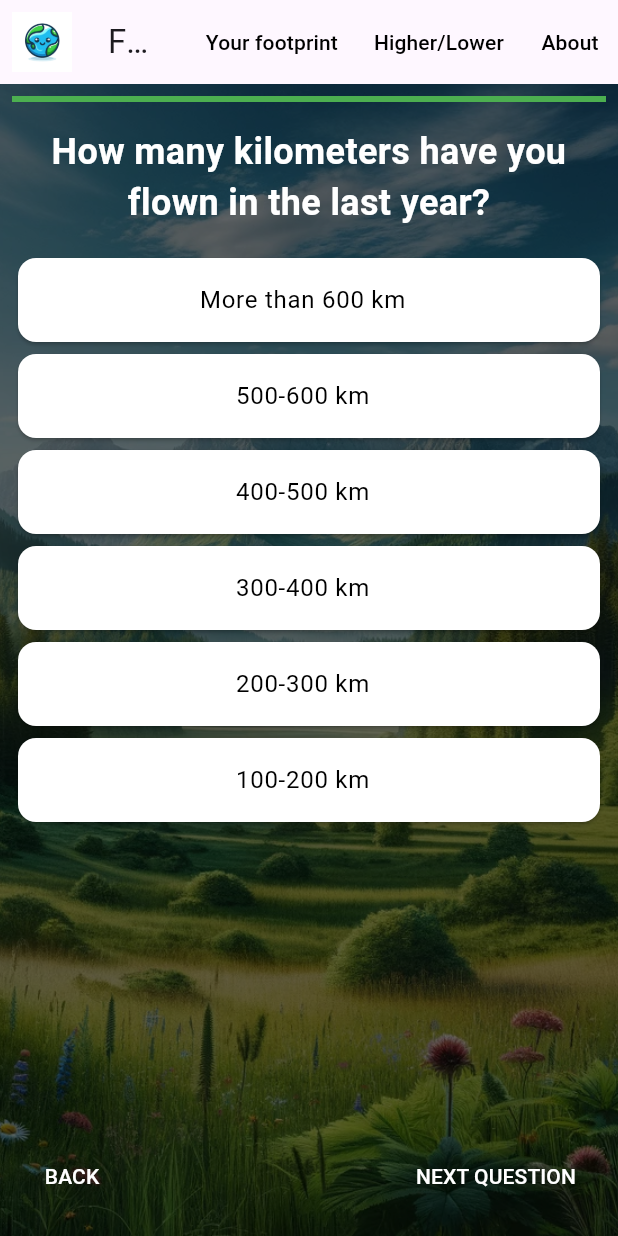
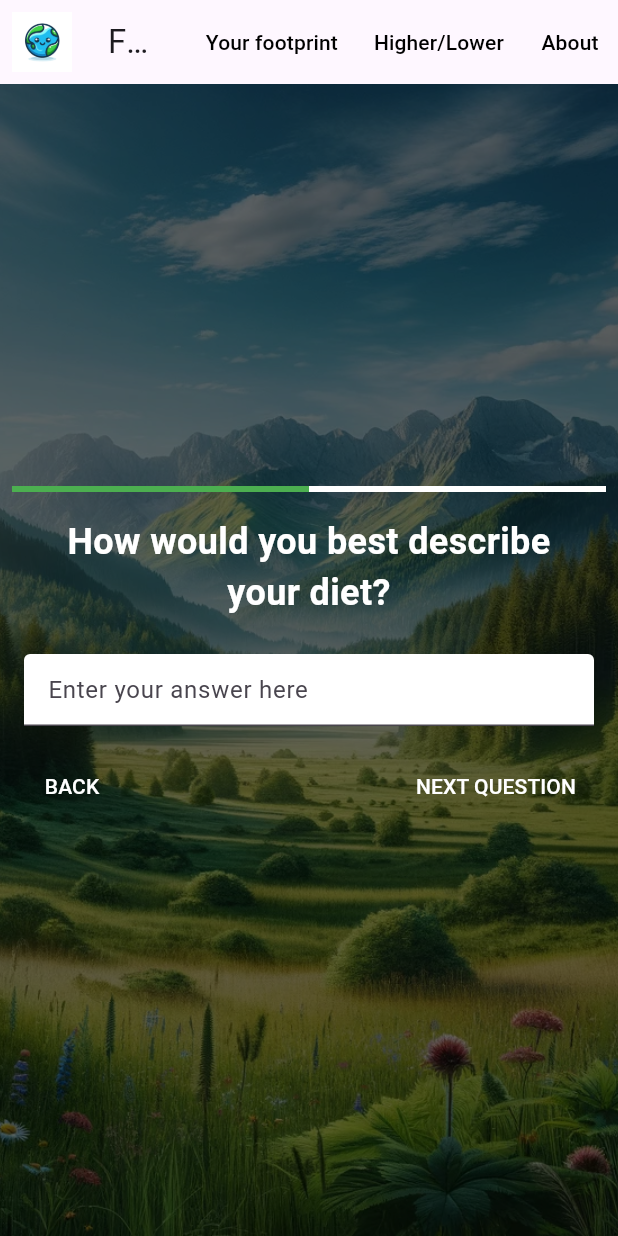
Before and after one commit to tacecapSx/fair-carbon-project, a Flutter app: the QuestionnairePage screen opened directly, after a tap on "NEXT QUESTION", after a tap on "Your footprint", on a phone screen of 412 x 824 dp. Run offline on Flutter 3.47's test engine with Material 3 defaults, Android fonts, the light colour scheme and no system bars.

Commit message:
change of questionnaire

```diff
--- a/lib/custom_widgets.dart
+++ b/lib/custom_widgets.dart
@@ -1,3 +1,5 @@
+import 'package:carbon_footprint/higher_lower_page.dart';
+import 'package:carbon_footprint/questionnaire.dart';
 import 'package:flutter/material.dart';
 
 class HeaderWidget extends StatelessWidget implements PreferredSizeWidget {
@@ -15,9 +17,23 @@
       ),
       title: const Text('FOOTPRINT CALCULATOR'),
       actions: [
-        TextButton(onPressed: () {}, child: const Text('Your footprint', style: TextStyle(color: Colors.black))),
-        TextButton(onPressed: () {}, child: const Text('Higher/Lower', style: TextStyle(color: Colors.black))),
-        TextButton(onPressed: () {}, child: const Text('About', style: TextStyle(color: Colors.black))),
+        TextButton(
+            onPressed: () {
+              Navigator.push(context,
+                  MaterialPageRoute(builder: (context) => QuestionnairePage()));
+            },
+            child: const Text('Your footprint',
+                style: TextStyle(color: Colors.black))),
+        TextButton(
+            onPressed: () {
+              Navigator.push(context,
+                  MaterialPageRoute(builder: (context) => HigherLowerPage()));
+            },
+            child: const Text('Higher/Lower',
+                style: TextStyle(color: Colors.black))),
+        TextButton(
+            onPressed: () {},
+            child: const Text('About', style: TextStyle(color: Colors.black))),
       ],
     );
   }
--- a/lib/questionnaire.dart
+++ b/lib/questionnaire.dart
@@ -1,78 +1,69 @@
 import 'package:flutter/material.dart';
+
 import 'custom_widgets.dart';
 
 class QuestionnairePage extends StatefulWidget {
-  const QuestionnairePage({super.key});
+  const QuestionnairePage({Key? key}) : super(key: key);
 
   @override
-  QuestionnairePageState createState() => QuestionnairePageState();
+  State<QuestionnairePage> createState() => _QuestionnairePageState();
 }
 
-class QuestionnairePageState extends State<QuestionnairePage> {
-  final List<Map<String, dynamic>> _questionnaire = [
+class _QuestionnairePageState extends State<QuestionnairePage> {
+  final List<Map<String, String>> _questionnaire = [
     {
       'question': 'How would you best describe your diet?',
-      'answers': [
-        'Meat in every meal',
-        'Meat in some meals',
-        'No beef',
-        'Meat very rarely',
-        'Vegetarian',
-        'Vegan'
-      ],
     },
     {
       'question': 'How many kilometers have you flown in the last year?',
-      'answers': [
-        'More than 600 km',
-        '500-600 km',
-        '400-500 km',
-        '300-400 km',
-        '200-300 km',
-        '100-200 km'
-      ],
     },
-    // ... Add more questions here if needed
   ];
+
   int _currentQuestionIndex = 0;
-  String? _selectedAnswer;
+  final TextEditingController _answerController = TextEditingController();
 
   void _nextQuestion() {
-    setState(() {
-      if (_currentQuestionIndex < _questionnaire.length - 1) {
+    if (_currentQuestionIndex < _questionnaire.length - 1) {
+      setState(() {
         _currentQuestionIndex++;
-        _selectedAnswer = null;
-      }
-    });
+        _answerController.clear();
+      });
+    }
   }
 
   void _previousQuestion() {
-    setState(() {
-      if (_currentQuestionIndex > 0) {
+    if (_currentQuestionIndex > 0) {
+      setState(() {
         _currentQuestionIndex--;
-        _selectedAnswer = null;
-      }
-    });
+        _answerController.clear();
+      });
+    }
+  }
+
+  @override
+  void dispose() {
+    _answerController.dispose();
+    super.dispose();
   }
 
   @override
   Widget build(BuildContext context) {
-    final currentQuestion = _questionnaire[_currentQuestionIndex]['question'];
-    final List<String> currentAnswers = _questionnaire[_currentQuestionIndex]['answers'];
+    final currentQuestion = _questionnaire[_currentQuestionIndex]['question'] ??
+        'No question available';
 
     return Scaffold(
       appBar: const HeaderWidget(),
       body: Container(
         decoration: const BoxDecoration(
           image: DecorationImage(
-            image: AssetImage('assets/Background.png'), // Replace with your actual path to the background image
+            image: AssetImage('assets/Background.png'),
             fit: BoxFit.cover,
           ),
         ),
         child: Center(
           child: Container(
             padding: const EdgeInsets.all(8.0),
-            color: Colors.black.withOpacity(0.6), // Semi-transparent overlay for text readability
+            color: Colors.black.withOpacity(0.6),
             child: Column(
               mainAxisAlignment: MainAxisAlignment.center,
               children: <Widget>[
@@ -85,30 +76,22 @@
                   padding: const EdgeInsets.all(16.0),
                   child: Text(
                     currentQuestion,
-                    style: const TextStyle(fontSize: 24, fontWeight: FontWeight.bold, color: Colors.white),
+                    style: const TextStyle(
+                        fontSize: 24,
+                        fontWeight: FontWeight.bold,
+                        color: Colors.white),
                     textAlign: TextAlign.center,
                   ),
                 ),
-                Expanded(
-                  child: ListView.builder(
-                    itemCount: currentAnswers.length,
-                    itemBuilder: (context, index) {
-                      return Card(
-                        color: _selectedAnswer == currentAnswers[index] ? Colors.blue[700] : Colors.white,
-                        child: ListTile(
-                          title: Text(
-                            currentAnswers[index],
-                            textAlign: TextAlign.center, // Center the text
-                            style: TextStyle(color: _selectedAnswer == currentAnswers[index] ? Colors.white : Colors.black),
-                          ),
-                          onTap: () {
-                            setState(() {
-                              _selectedAnswer = currentAnswers[index];
-                            });
-                          },
-                        ),
-                      );
-                    },
+                Padding(
+                  padding: const EdgeInsets.all(8.0),
+                  child: TextField(
+                    controller: _answerController,
+                    decoration: const InputDecoration(
+                      hintText: "Enter your answer here",
+                      fillColor: Colors.white,
+                      filled: true,
+                    ),
                   ),
                 ),
                 ButtonBar(
@@ -116,11 +99,13 @@
                   children: [
                     TextButton(
                       onPressed: _previousQuestion,
-                      child: const Text('BACK', style: TextStyle(color: Colors.white)),
+                      child: const Text('BACK',
+                          style: TextStyle(color: Colors.white)),
                     ),
                     TextButton(
                       onPressed: _nextQuestion,
-                      child: const Text('NEXT QUESTION', style: TextStyle(color: Colors.white)),
+                      child: const Text('NEXT QUESTION',
+                          style: TextStyle(color: Colors.white)),
                     ),
                   ],
                 ),
```
Also changed, not shown: pubspec.lock.
